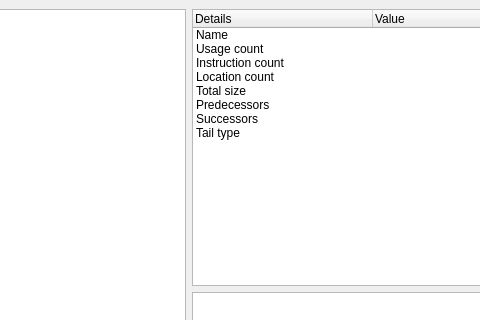
Qt form src/app/mainwindow.ui (321Proteus/boring-code) before a commit; both pictures show x 231 to 711 and y 0 to 320 of the 840 by 600 pixel window.
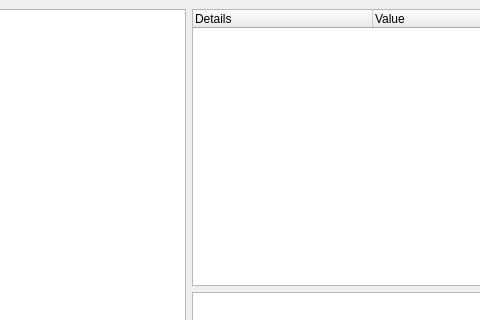
The same form after that commit.

Diff of the .ui file:
```diff
--- a/src/app/mainwindow.ui
+++ b/src/app/mainwindow.ui
@@ -97,46 +97,6 @@
           <string>Value</string>
          </property>
         </column>
-        <item>
-         <property name="text">
-          <string>Name</string>
-         </property>
-        </item>
-        <item>
-         <property name="text">
-          <string>Usage count</string>
-         </property>
-        </item>
-        <item>
-         <property name="text">
-          <string>Instruction count</string>
-         </property>
-        </item>
-        <item>
-         <property name="text">
-          <string>Location count</string>
-         </property>
-        </item>
-        <item>
-         <property name="text">
-          <string>Total size</string>
-         </property>
-        </item>
-        <item>
-         <property name="text">
-          <string>Predecessors</string>
-         </property>
-        </item>
-        <item>
-         <property name="text">
-          <string>Successors</string>
-         </property>
-        </item>
-        <item>
-         <property name="text">
-          <string>Tail type</string>
-         </property>
-        </item>
        </widget>
       </item>
       <item>
```
